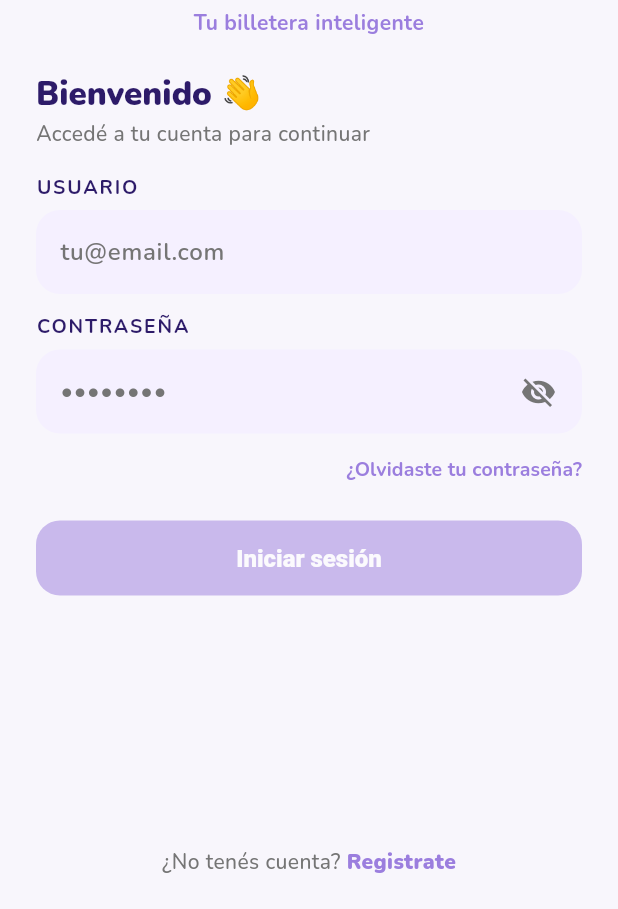
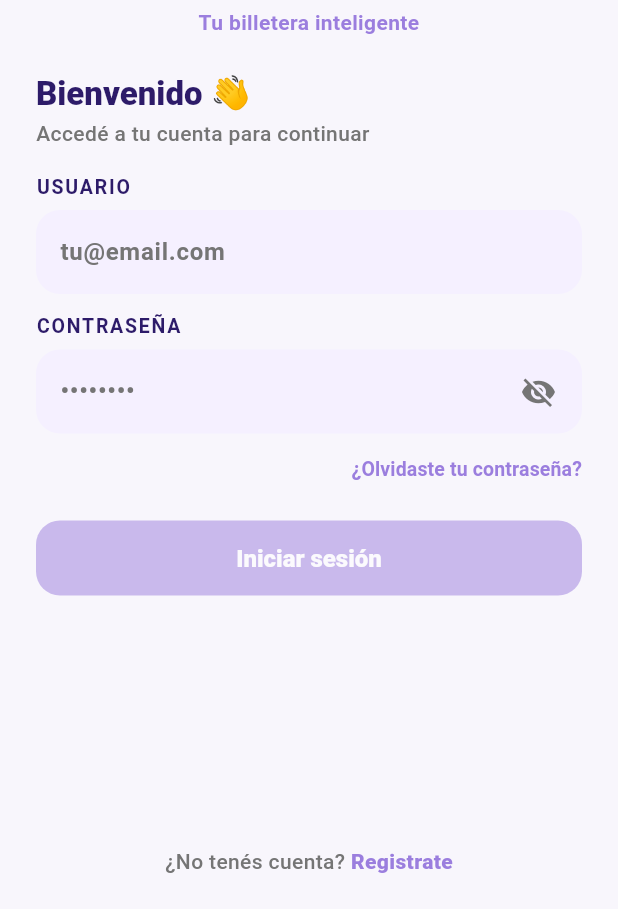
Before and after one commit to ginodisettimio/vitis, a Flutter app: the screen it shows after launch, on a phone screen of 412 x 824 dp, the part 327-1236 px from its top. Run offline on Flutter 3.47's test engine with Material 3 defaults, Android fonts, the phone set to English and light mode, and no system bars; our stand-ins replace dotted_border.

Commit message:
Revert "agrego fontFamily Nunito al tema"
This reverts commit dfe24e3ecf1c8431121da7f5a61a21d7f8f6f592.

```diff
--- a/lib/utils/app_theme.dart
+++ b/lib/utils/app_theme.dart
@@ -43,7 +43,6 @@ class AppTheme {
   static ThemeData get lightTheme {
     return ThemeData(
       useMaterial3: true,
-      fontFamily: 'Nunito',
       brightness: Brightness.light,
       primaryColor: primary,
       scaffoldBackgroundColor: bgLight,
@@ -107,7 +106,6 @@ class AppTheme {
     // ... (El resto del darkTheme se mantiene igual)
     return ThemeData(
       useMaterial3: true,
-      fontFamily: 'Nunito',
       brightness: Brightness.dark,
       primaryColor: primary,
       scaffoldBackgroundColor: bgDark,
@@ -134,9 +132,18 @@ class AppTheme {
           color: Colors.white,
           fontWeight: FontWeight.w900,
         ),
-        titleLarge: TextStyle(color: Colors.white, fontWeight: FontWeight.w900),
-        bodyLarge: TextStyle(color: Colors.white, fontWeight: FontWeight.w600),
-        bodyMedium: TextStyle(color: textGrey, fontWeight: FontWeight.w500),
+        titleLarge: TextStyle(
+          color: Colors.white,
+          fontWeight: FontWeight.w900,
+        ),
+        bodyLarge: TextStyle(
+          color: Colors.white,
+          fontWeight: FontWeight.w600,
+        ),
+        bodyMedium: TextStyle(
+          color: textGrey,
+          fontWeight: FontWeight.w500,
+        ),
       ),
       inputDecorationTheme: InputDecorationTheme(
         filled: true,
```
